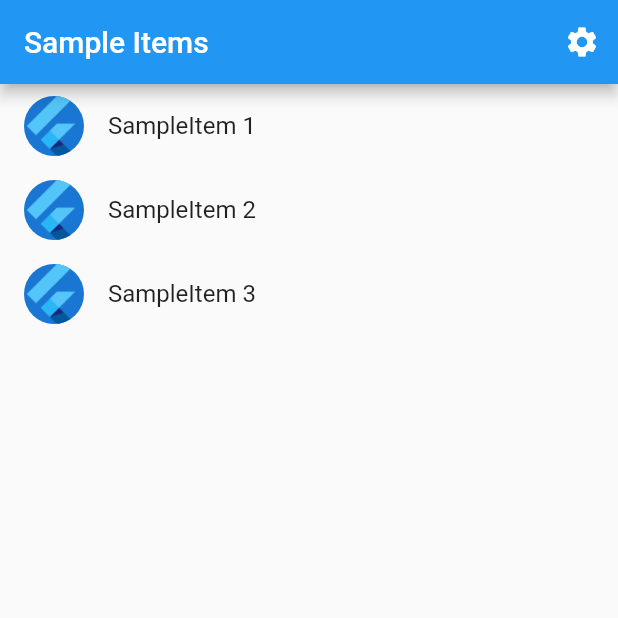
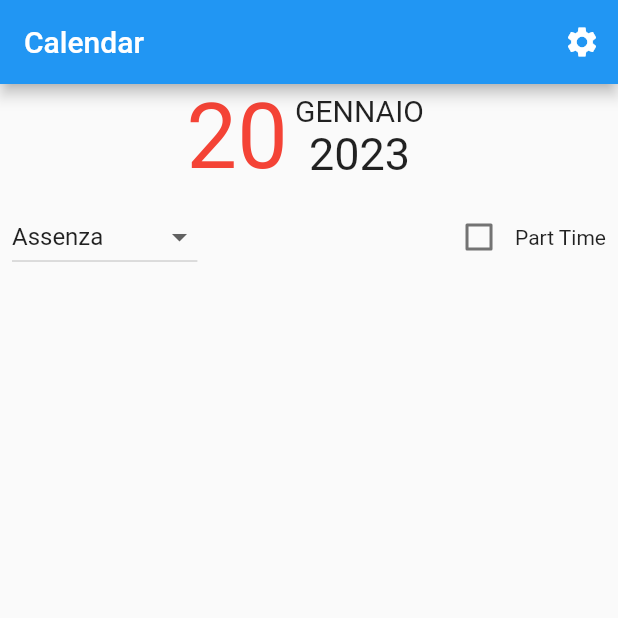
Before and after one commit to EllipticBike38/flutter_application_2, a Flutter app: the screen it shows after launch, on a phone screen of 412 x 824 dp, the top half of it. Run offline on Flutter 3.47's test engine with Material 2 defaults, Android fonts, the phone set to English and light mode, and no system bars; our stand-ins replace firebase_auth, firebase_core, flutter_signin_button, google_sign_in, timezone; accounts and stored records are empty; generated files the repository leaves out were written again.

Commit message:
first design of mainPage, with mockups

```diff
--- a/lib/src/app.dart
+++ b/lib/src/app.dart
@@ -1,8 +1,6 @@
-import 'package:firebase_core/firebase_core.dart';
 import 'package:flutter/material.dart';
 import 'package:flutter_gen/gen_l10n/app_localizations.dart';
 import 'package:flutter_localizations/flutter_localizations.dart';
-import '../firebase_options.dart';
 import 'sample_feature/sample_item_details_view.dart';
 import 'sample_feature/sample_item_list_view.dart';
 import 'settings/settings_controller.dart';
@@ -19,9 +17,6 @@ class MyApp extends StatelessWidget {
 
   @override
   Widget build(BuildContext context) {
-    Firebase.initializeApp(
-      options: DefaultFirebaseOptions.currentPlatform,
-    );
     settingsController
         .loadSettings(); // Glue the SettingsController to the MaterialApp.
     //
@@ -76,9 +71,11 @@ class MyApp extends StatelessWidget {
                     return SettingsView(controller: settingsController);
                   case SampleItemDetailsView.routeName:
                     return const SampleItemDetailsView();
-                  case SampleItemListView.routeName:
+                  case MainPageView.routeName:
                   default:
-                    return const SampleItemListView();
+                    return MainPageView(
+                      controller: settingsController,
+                    );
                 }
               },
             );
--- a/lib/src/sample_feature/sample_item_list_view.dart
+++ b/lib/src/sample_feature/sample_item_list_view.dart
@@ -1,25 +1,29 @@
 import 'package:flutter/material.dart';
 
+import '../settings/settings_controller.dart';
 import '../settings/settings_view.dart';
 import 'sample_item.dart';
 import 'sample_item_details_view.dart';
 
 /// Displays a list of SampleItems.
-class SampleItemListView extends StatelessWidget {
-  const SampleItemListView({
+class MainPageView extends StatelessWidget {
+  const MainPageView({
     super.key,
     this.items = const [SampleItem(1), SampleItem(2), SampleItem(3)],
+    required this.controller,
   });
 
   static const routeName = '/';
 
   final List<SampleItem> items;
 
+  final SettingsController controller;
+
   @override
   Widget build(BuildContext context) {
     return Scaffold(
       appBar: AppBar(
-        title: const Text('Sample Items'),
+        title: const Text('Calendar'),
         actions: [
           IconButton(
             icon: const Icon(Icons.settings),
@@ -33,37 +37,128 @@ class SampleItemListView extends StatelessWidget {
         ],
       ),
 
-      // To work with lists that may contain a large number of items, it’s best
+      // To work with lists that may contain a large number of items, it's best
       // to use the ListView.builder constructor.
       //
       // In contrast to the default ListView constructor, which requires
       // building all Widgets up front, the ListView.builder constructor lazily
-      // builds Widgets as they’re scrolled into view.
-      body: ListView.builder(
-        // Providing a restorationId allows the ListView to restore the
-        // scroll position when a user leaves and returns to the app after it
-        // has been killed while running in the background.
-        restorationId: 'sampleItemListView',
-        itemCount: items.length,
-        itemBuilder: (BuildContext context, int index) {
-          final item = items[index];
+      // builds Widgets as they're scrolled into view.
+      // body: ListView.builder(
+      //   // Providing a restorationId allows the ListView to restore the
+      //   // scroll position when a user leaves and returns to the app after it
+      //   // has been killed while running in the background.
+      //   restorationId: 'sampleItemListView',
+      //   itemCount: items.length,
+      //   itemBuilder: (BuildContext context, int index) {
+      //     final item = items[index];
+      //     return ListTile(
+      //         title: Text(controller.isUserLogged
+      //             ? 'SampleItem ${item.id}'
+      //             : 'is null'),
+      //         leading: const CircleAvatar(
+      //           // Display the Flutter Logo image asset.
+      //           foregroundImage: AssetImage('assets/images/flutter_logo.png'),
+      //         ),
+      //         onTap: () {
+      //           // Navigate to the details page. If the user leaves and returns to
+      //           // the app after it has been killed while running in the
+      //           // background, the navigation stack is restored.
+      //           Navigator.restorablePushNamed(
+      //             context,
+      //             SampleItemDetailsView.routeName,
+      //           );
+      //         });
+      //   },
+      // ),
 
-          return ListTile(
-              title: Text('SampleItem ${item.id}'),
-              leading: const CircleAvatar(
-                // Display the Flutter Logo image asset.
-                foregroundImage: AssetImage('assets/images/flutter_logo.png'),
-              ),
-              onTap: () {
-                // Navigate to the details page. If the user leaves and returns to
-                // the app after it has been killed while running in the
-                // background, the navigation stack is restored.
-                Navigator.restorablePushNamed(
-                  context,
-                  SampleItemDetailsView.routeName,
-                );
-              });
-        },
+      body: Column(
+        children: [
+          Expanded(
+            child: ListView(
+              children: [
+                const Row(
+                  textBaseline: TextBaseline.alphabetic,
+                  crossAxisAlignment: CrossAxisAlignment.center,
+                  mainAxisAlignment: MainAxisAlignment.center,
+                  // 20 gennaio 2023 ma gennaio con un font più piccolo e 20 rosso
+                  children: [
+                    Text(
+                      '20',
+                      style: TextStyle(
+                        fontSize: 60,
+                        color: Colors.red,
+                      ),
+                    ),
+                    Column(
+                      children: [
+                        Text(
+                          ' GENNAIO ',
+                          style: TextStyle(
+                            fontSize: 20,
+                          ),
+                        ),
+                        Text(
+                          '2023',
+                          style: TextStyle(
+                            fontSize: 30,
+                          ),
+                        ),
+                      ],
+                    ),
+                  ],
+                ),
+                Padding(
+                  padding: const EdgeInsets.all(8.0),
+                  child: Row(
+                    mainAxisAlignment: MainAxisAlignment.spaceBetween,
+                    children: [
+                      DropdownButton<String>(
+                          value: 'A',
+                          items: const [
+                            // Sw, Ps, Pe, Mt, Fe, Tr, A
+                            DropdownMenuItem(
+                              value: 'Sw',
+                              child: Text('Smartworking'),
+                            ),
+                            DropdownMenuItem(
+                              value: 'Ps',
+                              child: Text('Presenza'),
+                            ),
+                            DropdownMenuItem(
+                              value: 'Pe',
+                              child: Text('Permesso'),
+                            ),
+                            DropdownMenuItem(
+                              value: 'Mt',
+                              child: Text('Malattia'),
+                            ),
+                            DropdownMenuItem(
+                              value: 'Fe',
+                              child: Text('Ferie'),
+                            ),
+                            DropdownMenuItem(
+                              value: 'Tr',
+                              child: Text('Trasferta'),
+                            ),
+                            DropdownMenuItem(
+                              value: 'A',
+                              child: Text('Assenza'),
+                            ),
+                          ],
+                          onChanged: printHello),
+                      const Row(
+                        children: [
+                          Checkbox(value: false, onChanged: printHello),
+                          Text('Part Time'),
+                        ],
+                      )
+                    ],
+                  ),
+                )
+              ],
+            ),
+          ),
+        ],
       ),
     );
   }
--- a/lib/src/settings/settings_service.dart
+++ b/lib/src/settings/settings_service.dart
@@ -1,3 +1,4 @@
+import 'package:firebase_auth/firebase_auth.dart';
 import 'package:flutter/material.dart';
 import 'package:timezone/timezone.dart' as tz;
 
@@ -13,7 +14,8 @@ class SettingsService {
   Future<String> tmzLocation() async => tz.local.name;
   // get part time percentage
   Future<int> partTimePercentage() async => 100;
-  Future<bool> isUserLogged() async => false;
+  Future<bool> isUserLogged() async =>
+      FirebaseAuth.instance.currentUser != null;
 
   /// Persists the user's preferred ThemeMode to local or remote storage.
   Future<void> updateThemeMode(ThemeMode theme) async {
```
